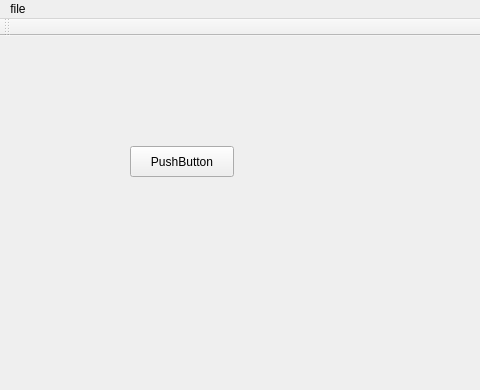
Qt form final/mainwindow.ui (FinalMission/raspberry-pi-qt) before a commit; both pictures show x 0 to 480 and y 0 to 390 of the 800 by 480 pixel window.
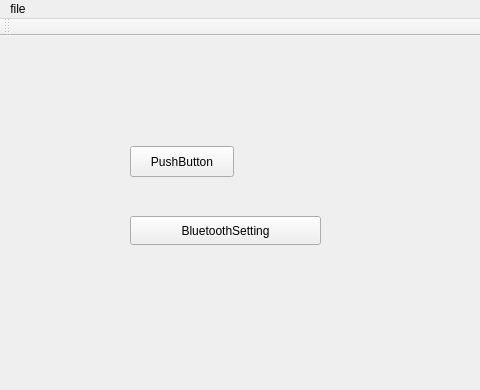
The same form after that commit.

```diff
--- a/final/mainwindow.ui
+++ b/final/mainwindow.ui
@@ -27,6 +27,19 @@
      <string>PushButton</string>
     </property>
    </widget>
+   <widget class="QPushButton" name="pushButton_2">
+    <property name="geometry">
+     <rect>
+      <x>130</x>
+      <y>180</y>
+      <width>191</width>
+      <height>29</height>
+     </rect>
+    </property>
+    <property name="text">
+     <string>BluetoothSetting</string>
+    </property>
+   </widget>
   </widget>
   <widget class="QMenuBar" name="menuBar">
    <property name="geometry">
```
Left out of the diff: 2 changed lines with no effect on the pictures.
